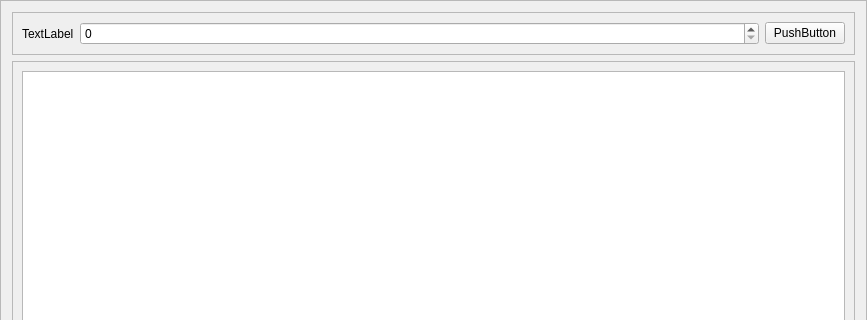
The window that 4to/simulacion/Ej50Simulacion/src/farme.ui (leliel12/jbc-utn) describes before a commit, drawn with Qt 5; both pictures show x 0 to 867 and y 0 to 320 of the 867 by 470 pixel window.
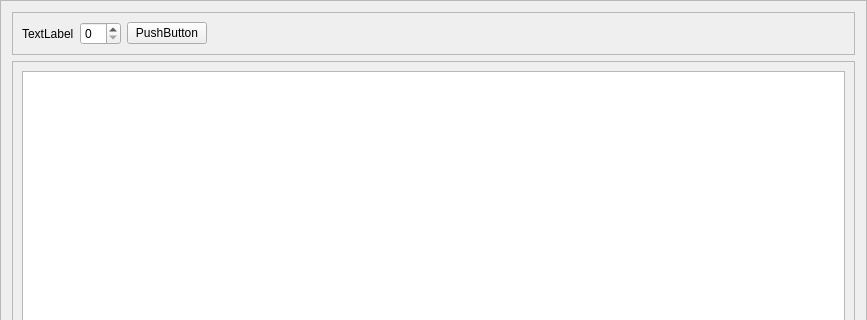
The same window after the commit.

Diff of the .ui file:
```diff
--- a/4to/simulacion/Ej50Simulacion/src/farme.ui
+++ b/4to/simulacion/Ej50Simulacion/src/farme.ui
@@ -51,7 +51,7 @@
       <item>
        <widget class="QSpinBox" name="spinBox">
         <property name="sizePolicy">
-         <sizepolicy hsizetype="Expanding" vsizetype="Minimum">
+         <sizepolicy hsizetype="Minimum" vsizetype="Minimum">
           <horstretch>0</horstretch>
           <verstretch>0</verstretch>
          </sizepolicy>
@@ -65,6 +65,19 @@
         </property>
        </widget>
       </item>
+      <item>
+       <spacer name="horizontalSpacer">
+        <property name="orientation">
+         <enum>Qt::Horizontal</enum>
+        </property>
+        <property name="sizeHint" stdset="0">
+         <size>
+          <width>40</width>
+          <height>20</height>
+         </size>
+        </property>
+       </spacer>
+      </item>
      </layout>
     </widget>
    </item>
```
Left out of the diff: 3 changed lines with no effect on the pictures.
